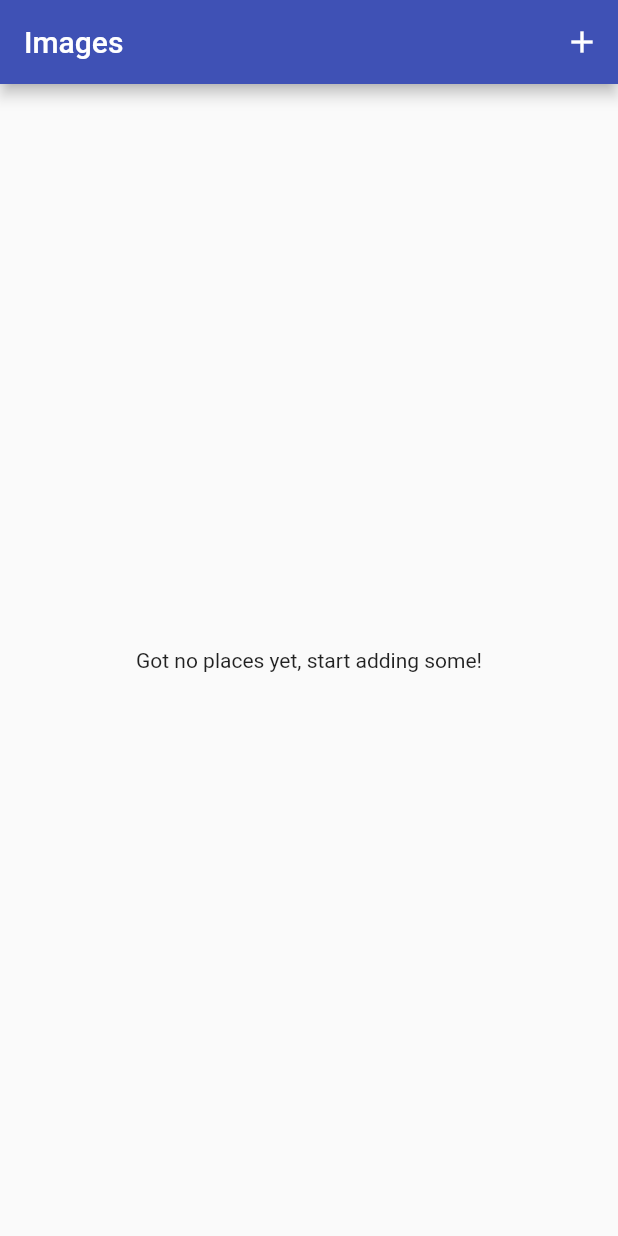
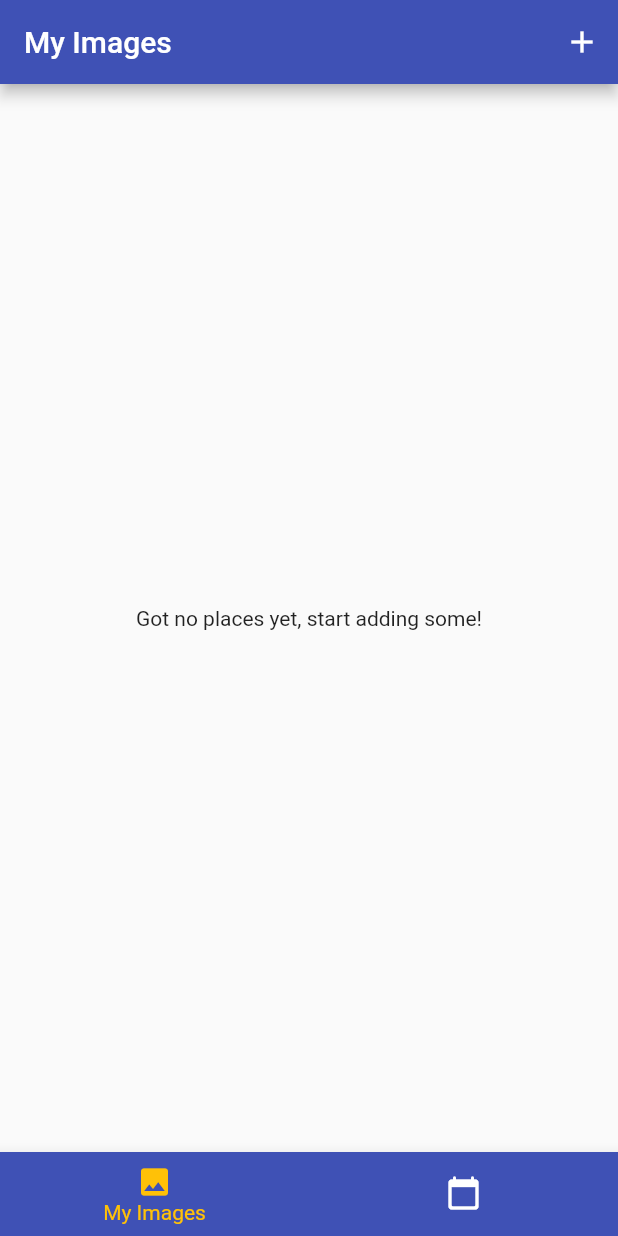
Before and after one commit to NeneWang/Draw-Daily-App, a Flutter app: the screen it shows after launch, on a phone screen of 412 x 824 dp. Run offline on Flutter 3.47's test engine with Material 2 defaults, Android fonts, the phone set to English and light mode, and no system bars; our stand-ins replace google_maps_flutter, image_picker, location.

Commit message:
Setup | Core | model | images tags | my images

```diff
--- a/daily_drawing_app/lib/screens/images_list_screen.dart
+++ b/daily_drawing_app/lib/screens/images_list_screen.dart
@@ -5,12 +5,14 @@ import 'add_images_screen.dart';
 import '../providers/images_provider.dart';
 import 'image_detail_screen.dart';
 
+import '../widgets/bottom_navigator.dart';
+
 class PlacesListScreen extends StatelessWidget {
   @override
   Widget build(BuildContext context) {
     return Scaffold(
         appBar: AppBar(
-        title: Text('Images'),
+          title: Text('My Images'),
           actions: <Widget>[
             IconButton(
               icon: Icon(Icons.add),
@@ -32,7 +34,8 @@ class PlacesListScreen extends StatelessWidget {
                   child: Center(
                     child: const Text('Got no places yet, start adding some!'),
                   ),
-                builder: (ctx, greatPlaces, ch) => greatPlaces.items.length <= 0
+                  builder: (ctx, greatPlaces, ch) =>
+                      greatPlaces.items.length <= 0
                           ? ch
                           : ListView.builder(
                               itemCount: greatPlaces.items.length,
@@ -43,7 +46,8 @@ class PlacesListScreen extends StatelessWidget {
                                   ),
                                 ),
                                 title: Text(greatPlaces.items[i].title),
-                          subtitle: Text(greatPlaces.items[i].dateTime.toIso8601String()),
+                                subtitle: Text(greatPlaces.items[i].dateTime
+                                    .toIso8601String()),
                                 onTap: () {
                                   Navigator.of(context).pushNamed(
                                     PlaceDetailScreen.routeName,
@@ -54,6 +58,6 @@ class PlacesListScreen extends StatelessWidget {
                             ),
                 ),
         ),
-    );
+        bottomNavigationBar: BottomNavigator(0));
   }
 }
--- /dev/null
+++ b/daily_drawing_app/lib/widgets/bottom_navigator.dart
@@ -0,0 +1,32 @@
+import 'package:flutter/material.dart';
+
+class BottomNavigator extends StatelessWidget {
+  final int indexNavigator;
+
+  BottomNavigator(this.indexNavigator);
+
+  @override
+  Widget build(BuildContext context) {
+    return BottomNavigationBar(
+      showSelectedLabels: true,
+      showUnselectedLabels: false,
+      backgroundColor: Theme.of(context).primaryColor,
+      unselectedItemColor: Colors.white,
+      selectedItemColor: Theme.of(context).accentColor,
+      currentIndex: indexNavigator,
+      // type: BottomNavigationBarType.fixed,
+      items: [
+        BottomNavigationBarItem(
+          backgroundColor: Theme.of(context).primaryColor,
+          icon: Icon(Icons.photo),
+          title: Text('My Images'),
+        ),
+        BottomNavigationBarItem(
+          backgroundColor: Theme.of(context).primaryColor,
+          icon: Icon(Icons.calendar_today_rounded),
+          title: Text('Calendar'),
+        ),
+      ],
+    );
+  }
+}
--- a/daily_drawing_app/lib/widgets/location_input.dart
+++ b/daily_drawing_app/lib/widgets/location_input.dart
@@ -4,6 +4,8 @@ import 'package:location/location.dart';
 
 import '../helpers/location_helper.dart';
 import '../screens/map_screen.dart';
+
+
 
 class LocationInput extends StatefulWidget {
   final Function onSelectPlace;
```
Lines whose indentation alone changed are shown as unchanged.
